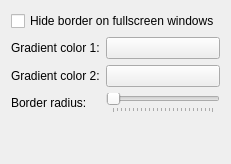
This is kcm/ui/borderglowconfigform.ui in bartekldw/borderglow as Qt 5 draws it before an edit. The edited form follows.
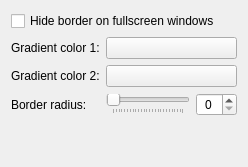
This is the edited form. Custom widgets are drawn as their Qt base class.

Commit message: Add number preview and setter next to border corner radius slider in KCM UI

The edit to the form file:
```diff
--- a/kcm/ui/borderglowconfigform.ui
+++ b/kcm/ui/borderglowconfigform.ui
@@ -40,6 +40,8 @@
       </widget>
      </item>
      <item row="2" column="1">
+      <layout class="QHBoxLayout" name="borderRadiusLayout">
+       <item>
       <widget class="QSlider" name="kcfg_BorderRadius">
        <property name="orientation">
         <enum>Qt::Horizontal</enum>
@@ -51,6 +53,21 @@
         <number>4</number>
        </property>
       </widget>
+       </item>
+       <item>
+        <widget class="QSpinBox" name="borderRadiusPreview">
+         <property name="minimum">
+          <number>0</number>
+         </property>
+         <property name="maximum">
+          <number>32</number>
+         </property>
+         <property name="alignment">
+          <set>Qt::AlignCenter</set>
+         </property>
+        </widget>
+       </item>
+      </layout>
      </item>
     </layout>
    </item>
```
Lines whose indentation alone changed are shown as unchanged. The commit also changes 1 other file.
